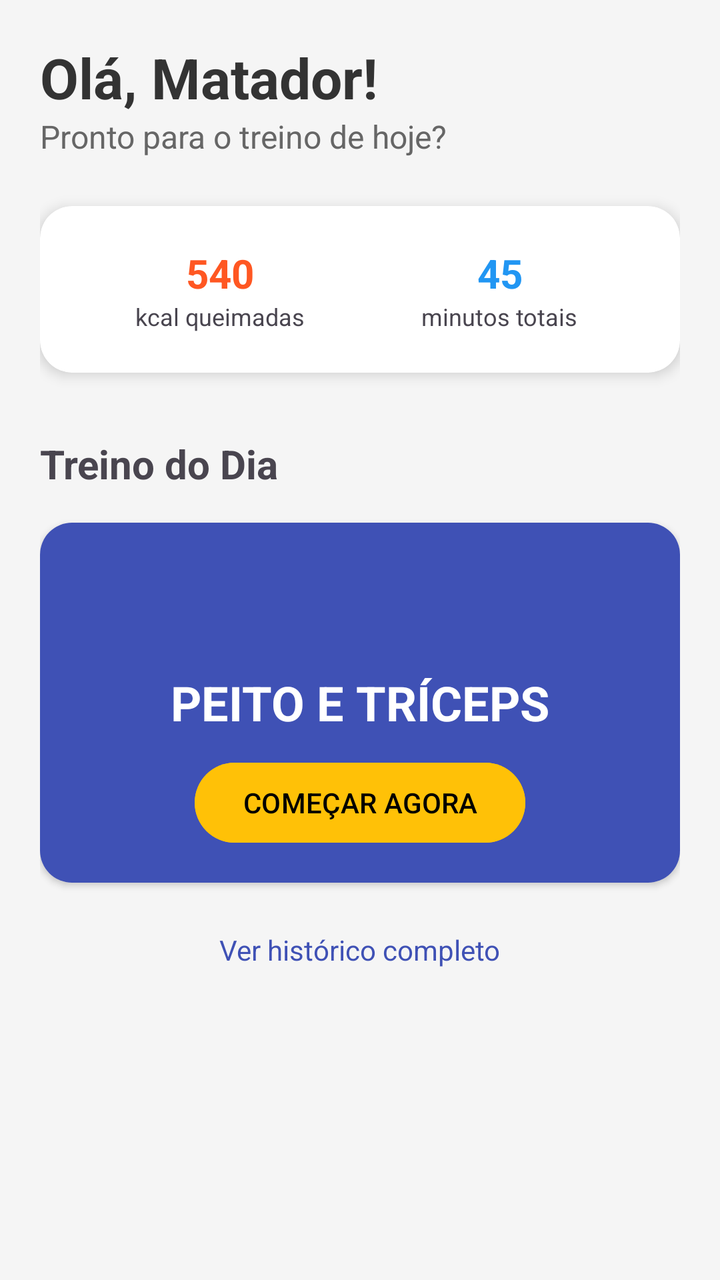
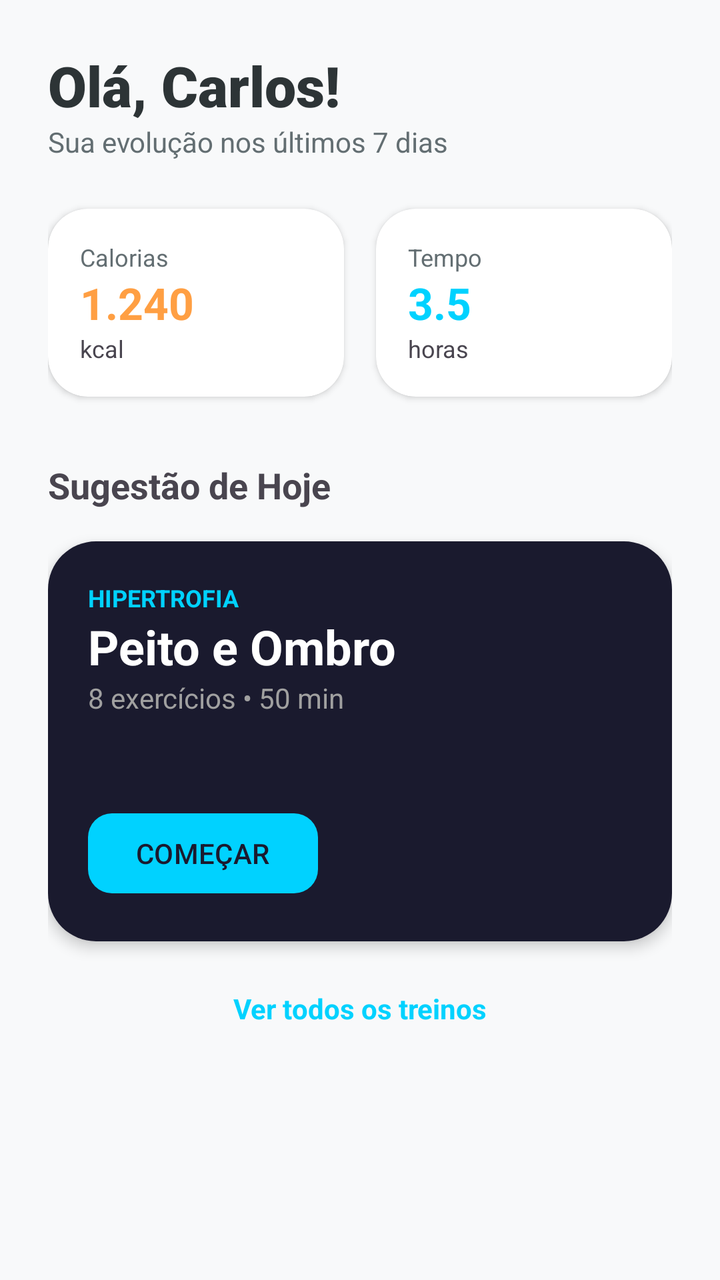

An Android layout rendered at two revisions. The XML below is the earlier revision; the diff shows what the commit changed to produce the second picture.
<!-- AndroidManifest.xml: application theme Theme.GYMAPP -->
<!-- res/layout/fragment_first.xml -->
<?xml version="1.0" encoding="utf-8"?>
<androidx.core.widget.NestedScrollView xmlns:android="http://schemas.android.com/apk/res/android"
    xmlns:app="http://schemas.android.com/apk/res-auto"
    xmlns:tools="http://schemas.android.com/tools"
    android:layout_width="match_parent"
    android:layout_height="match_parent"
    android:background="#F5F5F5"
    tools:context=".FirstFragment">

    <androidx.constraintlayout.widget.ConstraintLayout
        android:layout_width="match_parent"
        android:layout_height="wrap_content"
        android:padding="20dp">

        
        <TextView
            android:id="@+id/tvGreeting"
            android:layout_width="wrap_content"
            android:layout_height="wrap_content"
            android:text="Olá, Matador!"
            android:textColor="#333333"
            android:textSize="28sp"
            android:textStyle="bold"
            app:layout_constraintStart_toStartOf="parent"
            app:layout_constraintTop_toTopOf="parent" />

        <TextView
            android:id="@+id/tvSubtitle"
            android:layout_width="wrap_content"
            android:layout_height="wrap_content"
            android:text="Pronto para o treino de hoje?"
            android:textColor="#666666"
            android:textSize="16sp"
            app:layout_constraintStart_toStartOf="parent"
            app:layout_constraintTop_toBottomOf="@id/tvGreeting" />

        
        <androidx.cardview.widget.CardView
            android:id="@+id/cvSummary"
            android:layout_width="match_parent"
            android:layout_height="wrap_content"
            android:layout_marginTop="24dp"
            app:cardCornerRadius="16dp"
            app:cardElevation="4dp"
            app:layout_constraintTop_toBottomOf="@id/tvSubtitle">

            <LinearLayout
                android:layout_width="match_parent"
                android:layout_height="wrap_content"
                android:orientation="horizontal"
                android:padding="20dp"
                android:weightSum="2">

                <LinearLayout
                    android:layout_width="0dp"
                    android:layout_height="wrap_content"
                    android:layout_weight="1"
                    android:gravity="center"
                    android:orientation="vertical">
                    <TextView
                        android:layout_width="wrap_content"
                        android:layout_height="wrap_content"
                        android:text="540"
                        android:textSize="20sp"
                        android:textStyle="bold"
                        android:textColor="#FF5722"/>
                    <TextView
                        android:layout_width="wrap_content"
                        android:layout_height="wrap_content"
                        android:text="kcal queimadas"
                        android:textSize="12sp"/>
                </LinearLayout>

                <LinearLayout
                    android:layout_width="0dp"
                    android:layout_height="wrap_content"
                    android:layout_weight="1"
                    android:gravity="center"
                    android:orientation="vertical">
                    <TextView
                        android:layout_width="wrap_content"
                        android:layout_height="wrap_content"
                        android:text="45"
                        android:textSize="20sp"
                        android:textStyle="bold"
                        android:textColor="#2196F3"/>
                    <TextView
                        android:layout_width="wrap_content"
                        android:layout_height="wrap_content"
                        android:text="minutos totais"
                        android:textSize="12sp"/>
                </LinearLayout>
            </LinearLayout>
        </androidx.cardview.widget.CardView>

        
        <TextView
            android:id="@+id/tvTrainingTitle"
            android:layout_width="wrap_content"
            android:layout_height="wrap_content"
            android:layout_marginTop="32dp"
            android:text="Treino do Dia"
            android:textSize="20sp"
            android:textStyle="bold"
            app:layout_constraintStart_toStartOf="parent"
            app:layout_constraintTop_toBottomOf="@id/cvSummary" />

        <androidx.cardview.widget.CardView
            android:id="@+id/cvCurrentWorkout"
            android:layout_width="match_parent"
            android:layout_height="180dp"
            android:layout_marginTop="16dp"
            app:cardCornerRadius="16dp"
            app:layout_constraintTop_toBottomOf="@id/tvTrainingTitle">

            <RelativeLayout
                android:layout_width="match_parent"
                android:layout_height="match_parent"
                android:background="#3F51B5">

                <TextView
                    android:layout_width="wrap_content"
                    android:layout_height="wrap_content"
                    android:layout_centerInParent="true"
                    android:text="PEITO E TRÍCEPS"
                    android:textColor="#FFFFFF"
                    android:textSize="24sp"
                    android:textStyle="bold" />

                <Button
                    android:id="@+id/btnStartNow"
                    android:layout_width="wrap_content"
                    android:layout_height="wrap_content"
                    android:layout_alignParentBottom="true"
                    android:layout_centerHorizontal="true"
                    android:layout_marginBottom="16dp"
                    android:text="COMEÇAR AGORA"
                    android:backgroundTint="#FFC107"
                    android:textColor="#000000" />
            </RelativeLayout>
        </androidx.cardview.widget.CardView>

        <TextView
            android:id="@+id/tvHistory"
            android:layout_width="wrap_content"
            android:layout_height="wrap_content"
            android:layout_marginTop="24dp"
            android:text="Ver histórico completo"
            android:textColor="#3F51B5"
            app:layout_constraintEnd_toEndOf="parent"
            app:layout_constraintStart_toStartOf="parent"
            app:layout_constraintTop_toBottomOf="@id/cvCurrentWorkout" />

    </androidx.constraintlayout.widget.ConstraintLayout>
</androidx.core.widget.NestedScrollView>
<!-- resources referenced by this layout -->
<resources>
  <style name="Theme.GYMAPP" parent="Base.Theme.GYMAPP" />
  <style name="Base.Theme.GYMAPP" parent="Theme.Material3.DayNight.NoActionBar">
          
          
      </style>
</resources>

<!-- the commit's change to res/layout/fragment_first.xml (unified diff, before → after) -->
@@ -4,23 +4,23 @@
     xmlns:tools="http://schemas.android.com/tools"
     android:layout_width="match_parent"
     android:layout_height="match_parent"
-    android:background="#F5F5F5"
+    android:background="@color/bg_light"
     tools:context=".FirstFragment">
 
     <androidx.constraintlayout.widget.ConstraintLayout
         android:layout_width="match_parent"
         android:layout_height="wrap_content"
-        android:padding="20dp">
+        android:padding="24dp">
 
         
         <TextView
             android:id="@+id/tvGreeting"
             android:layout_width="wrap_content"
             android:layout_height="wrap_content"
-            android:text="Olá, Matador!"
-            android:textColor="#333333"
+            android:text="Olá, Carlos!"
+            android:textColor="@color/text_main"
             android:textSize="28sp"
-            android:textStyle="bold"
+            android:fontFamily="sans-serif-black"
             app:layout_constraintStart_toStartOf="parent"
             app:layout_constraintTop_toTopOf="parent" />
 
@@ -28,128 +28,175 @@
             android:id="@+id/tvSubtitle"
             android:layout_width="wrap_content"
             android:layout_height="wrap_content"
-            android:text="Pronto para o treino de hoje?"
-            android:textColor="#666666"
-            android:textSize="16sp"
+            android:text="Sua evolução nos últimos 7 dias"
+            android:textColor="@color/text_secondary"
+            android:textSize="14sp"
             app:layout_constraintStart_toStartOf="parent"
             app:layout_constraintTop_toBottomOf="@id/tvGreeting" />
 
         
         <androidx.cardview.widget.CardView
-            android:id="@+id/cvSummary"
-            android:layout_width="match_parent"
+            android:id="@+id/cvCalories"
+            android:layout_width="0dp"
             android:layout_height="wrap_content"
             android:layout_marginTop="24dp"
-            app:cardCornerRadius="16dp"
-            app:cardElevation="4dp"
+            android:layout_marginEnd="8dp"
+            app:cardCornerRadius="20dp"
+            app:cardElevation="2dp"
+            app:layout_constraintEnd_toStartOf="@+id/cvTime"
+            app:layout_constraintStart_toStartOf="parent"
             app:layout_constraintTop_toBottomOf="@id/tvSubtitle">
 
             <LinearLayout
                 android:layout_width="match_parent"
                 android:layout_height="wrap_content"
-                android:orientation="horizontal"
-                android:padding="20dp"
-                android:weightSum="2">
-
-                <LinearLayout
-                    android:layout_width="0dp"
-                    android:layout_height="wrap_content"
-                    android:layout_weight="1"
-                    android:gravity="center"
-                    android:orientation="vertical">
-                    <TextView
-                        android:layout_width="wrap_content"
-                        android:layout_height="wrap_content"
-                        android:text="540"
-                        android:textSize="20sp"
-                        android:textStyle="bold"
-                        android:textColor="#FF5722"/>
-                    <TextView
-                        android:layout_width="wrap_content"
-                        android:layout_height="wrap_content"
-                        android:text="kcal queimadas"
-                        android:textSize="12sp"/>
-                </LinearLayout>
-
-                <LinearLayout
-                    android:layout_width="0dp"
-                    android:layout_height="wrap_content"
-                    android:layout_weight="1"
-                    android:gravity="center"
-                    android:orientation="vertical">
-                    <TextView
-                        android:layout_width="wrap_content"
-                        android:layout_height="wrap_content"
-                        android:text="45"
-                        android:textSize="20sp"
-                        android:textStyle="bold"
-                        android:textColor="#2196F3"/>
-                    <TextView
-                        android:layout_width="wrap_content"
-                        android:layout_height="wrap_content"
-                        android:text="minutos totais"
-                        android:textSize="12sp"/>
-                </LinearLayout>
+                android:orientation="vertical"
+                android:padding="16dp">
+                <TextView
+                    android:layout_width="wrap_content"
+                    android:layout_height="wrap_content"
+                    android:text="Calorias"
+                    android:textSize="12sp"
+                    android:textColor="@color/text_secondary" />
+                <TextView
+                    android:layout_width="wrap_content"
+                    android:layout_height="wrap_content"
+                    android:text="1.240"
+                    android:textSize="22sp"
+                    android:textStyle="bold"
+                    android:textColor="@color/accent_orange" />
+                <TextView
+                    android:layout_width="wrap_content"
+                    android:layout_height="wrap_content"
+                    android:text="kcal"
+                    android:textSize="12sp" />
             </LinearLayout>
         </androidx.cardview.widget.CardView>
 
+        <androidx.cardview.widget.CardView
+            android:id="@+id/cvTime"
+            android:layout_width="0dp"
+            android:layout_height="wrap_content"
+            android:layout_marginStart="8dp"
+            app:cardCornerRadius="20dp"
+            app:cardElevation="2dp"
+            app:layout_constraintBottom_toBottomOf="@+id/cvCalories"
+            app:layout_constraintEnd_toEndOf="parent"
+            app:layout_constraintStart_toEndOf="@+id/cvCalories"
+            app:layout_constraintTop_toTopOf="@+id/cvCalories">
+
+            <LinearLayout
+                android:layout_width="match_parent"
+                android:layout_height="wrap_content"
+                android:orientation="vertical"
+                android:padding="16dp">
+                <TextView
+                    android:layout_width="wrap_content"
+                    android:layout_height="wrap_content"
+                    android:text="Tempo"
+                    android:textSize="12sp"
+                    android:textColor="@color/text_secondary" />
+                <TextView
+                    android:layout_width="wrap_content"
+                    android:layout_height="wrap_content"
+                    android:text="3.5"
+                    android:textSize="22sp"
+                    android:textStyle="bold"
+                    android:textColor="@color/accent_blue" />
+                <TextView
+                    android:layout_width="wrap_content"
+                    android:layout_height="wrap_content"
+                    android:text="horas"
+                    android:textSize="12sp" />
+            </LinearLayout>
+        </androidx.cardview.widget.CardView>
+
         
         <TextView
-            android:id="@+id/tvTrainingTitle"
+            android:id="@+id/tvHighlightTitle"
             android:layout_width="wrap_content"
             android:layout_height="wrap_content"
             android:layout_marginTop="32dp"
-            android:text="Treino do Dia"
-            android:textSize="20sp"
+            android:text="Sugestão de Hoje"
+            android:textSize="18sp"
             android:textStyle="bold"
             app:layout_constraintStart_toStartOf="parent"
-            app:layout_constraintTop_toBottomOf="@id/cvSummary" />
+            app:layout_constraintTop_toBottomOf="@id/cvCalories" />
 
         <androidx.cardview.widget.CardView
-            android:id="@+id/cvCurrentWorkout"
+            android:id="@+id/cvMainWorkout"
             android:layout_width="match_parent"
-            android:layout_height="180dp"
+            android:layout_height="200dp"
             android:layout_marginTop="16dp"
-            app:cardCornerRadius="16dp"
-            app:layout_constraintTop_toBottomOf="@id/tvTrainingTitle">
-
-            <RelativeLayout
+            app:cardCornerRadius="24dp"
+            app:cardElevation="4dp"
+            app:layout_constraintTop_toBottomOf="@id/tvHighlightTitle">
+
+            <androidx.constraintlayout.widget.ConstraintLayout
                 android:layout_width="match_parent"
                 android:layout_height="match_parent"
-                android:background="#3F51B5">
-
-                <TextView
-                    android:layout_width="wrap_content"
-                    android:layout_height="wrap_content"
-                    android:layout_centerInParent="true"
-                    android:text="PEITO E TRÍCEPS"
-                    android:textColor="#FFFFFF"
+                android:background="@color/primary_dark">
+
+                <TextView
+                    android:id="@+id/tvWorkoutType"
+                    android:layout_width="wrap_content"
+                    android:layout_height="wrap_content"
+                    android:layout_marginStart="20dp"
+                    android:layout_marginTop="20dp"
+                    android:text="HIPERTROFIA"
+                    android:textColor="@color/accent_blue"
+                    android:textSize="12sp"
+                    android:textStyle="bold"
+                    app:layout_constraintStart_toStartOf="parent"
+                    app:layout_constraintTop_toTopOf="parent" />
+
+                <TextView
+                    android:id="@+id/tvWorkoutName"
+                    android:layout_width="wrap_content"
+                    android:layout_height="wrap_content"
+                    android:text="Peito e Ombro"
+                    android:textColor="@color/white"
                     android:textSize="24sp"
-                    android:textStyle="bold" />
-
-                <Button
-                    android:id="@+id/btnStartNow"
-                    android:layout_width="wrap_content"
-                    android:layout_height="wrap_content"
-                    android:layout_alignParentBottom="true"
-                    android:layout_centerHorizontal="true"
-                    android:layout_marginBottom="16dp"
-                    android:text="COMEÇAR AGORA"
-                    android:backgroundTint="#FFC107"
-                    android:textColor="#000000" />
-            </RelativeLayout>
+                    android:textStyle="bold"
+                    app:layout_constraintStart_toStartOf="@id/tvWorkoutType"
+                    app:layout_constraintTop_toBottomOf="@id/tvWorkoutType" />
+
+                <TextView
+                    android:id="@+id/tvWorkoutDetails"
+                    android:layout_width="wrap_content"
+                    android:layout_height="wrap_content"
+                    android:text="8 exercícios • 50 min"
+                    android:textColor="#A0A0A0"
+                    app:layout_constraintStart_toStartOf="@id/tvWorkoutName"
+                    app:layout_constraintTop_toBottomOf="@id/tvWorkoutName" />
+
+                <com.google.android.material.button.MaterialButton
+                    android:id="@+id/btnStartWorkout"
+                    android:layout_width="wrap_content"
+                    android:layout_height="wrap_content"
+                    android:layout_marginStart="20dp"
+                    android:layout_marginBottom="20dp"
+                    android:text="COMEÇAR"
+                    android:textColor="@color/primary_dark"
+                    app:backgroundTint="@color/accent_blue"
+                    app:cornerRadius="12dp"
+                    app:layout_constraintBottom_toBottomOf="parent"
+                    app:layout_constraintStart_toStartOf="parent" />
+
+            </androidx.constraintlayout.widget.ConstraintLayout>
         </androidx.cardview.widget.CardView>
 
         <TextView
-            android:id="@+id/tvHistory"
+            android:id="@+id/tvViewAll"
             android:layout_width="wrap_content"
             android:layout_height="wrap_content"
             android:layout_marginTop="24dp"
-            android:text="Ver histórico completo"
-            android:textColor="#3F51B5"
+            android:text="Ver todos os treinos"
+            android:textColor="@color/accent_blue"
+            android:textStyle="bold"
             app:layout_constraintEnd_toEndOf="parent"
             app:layout_constraintStart_toStartOf="parent"
-            app:layout_constraintTop_toBottomOf="@id/cvCurrentWorkout" />
+            app:layout_constraintTop_toBottomOf="@id/cvMainWorkout" />
 
     </androidx.constraintlayout.widget.ConstraintLayout>
 </androidx.core.widget.NestedScrollView>
<!-- resource entries referenced after the edit -->
@@ -1,5 +1,12 @@
 <!-- resources referenced by this layout -->
 <resources>
+  <color name="accent_blue">#00D2FF</color>
+  <color name="accent_orange">#FF9F43</color>
+  <color name="bg_light">#F8F9FA</color>
+  <color name="primary_dark">#1A1A2E</color>
+  <color name="text_main">#2D3436</color>
+  <color name="text_secondary">#636E72</color>
+  <color name="white">#FFFFFFFF</color>
   <style name="Theme.GYMAPP" parent="Base.Theme.GYMAPP" />
   <style name="Base.Theme.GYMAPP" parent="Theme.Material3.DayNight.NoActionBar">
           
